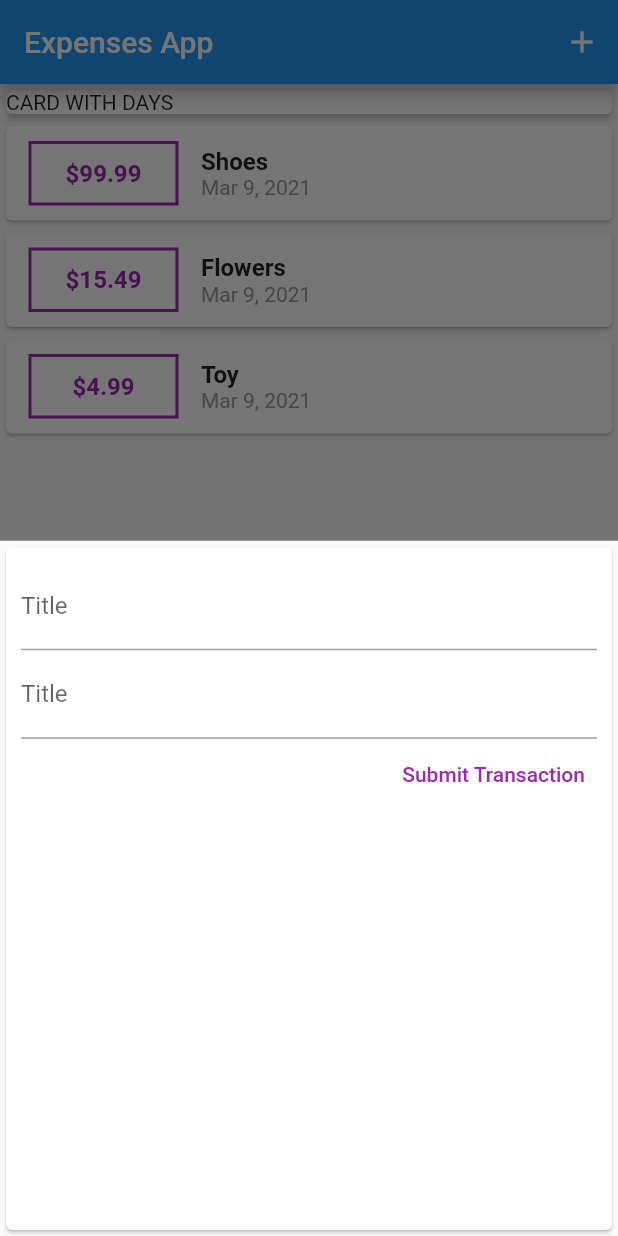
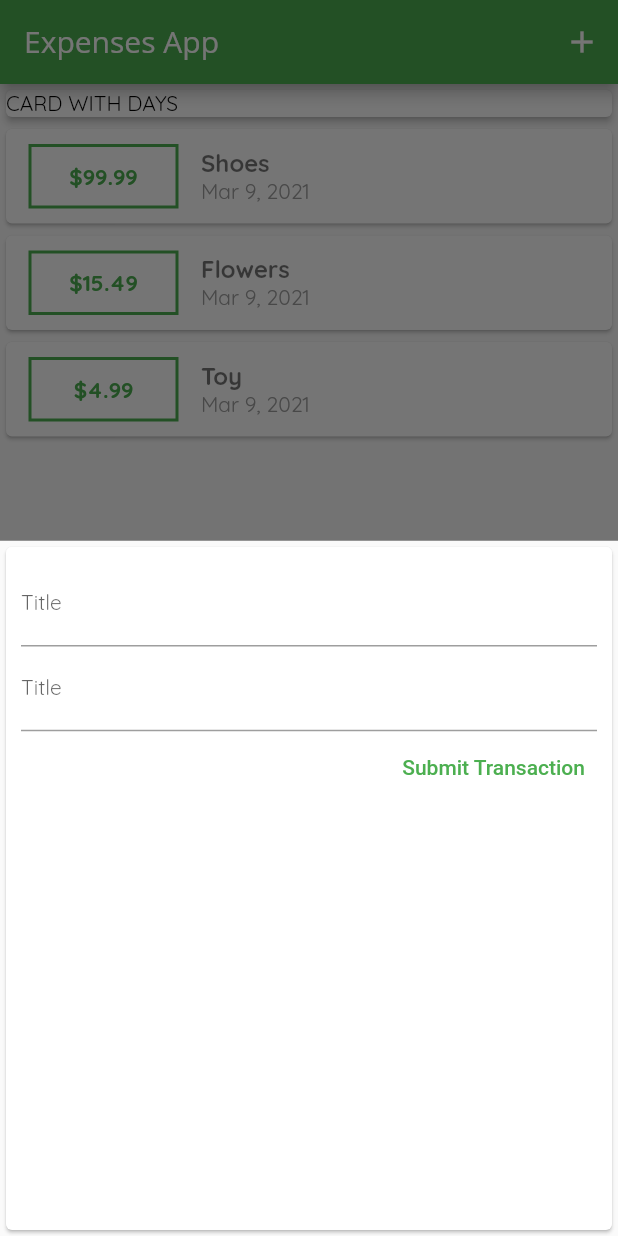
Before and after one commit to timagixe/personal_expenses, a Flutter app: the screen it shows after launch, after a tap on the "add" icon, on a phone screen of 412 x 824 dp. Run offline on Flutter 3.47's test engine with Material 2 defaults, Android fonts, the phone set to English and light mode, and no system bars.

Commit message:
Add theming; Add fonts

```diff
--- a/lib/main.dart
+++ b/lib/main.dart
@@ -11,6 +11,31 @@ class MyApp extends StatelessWidget {
   Widget build(BuildContext context) {
     return MaterialApp(
       title: 'Expenses App',
+      theme: ThemeData(
+        primarySwatch: Colors.green,
+        accentColor: Colors.lightGreen,
+        fontFamily: 'Quicksand',
+        textTheme: ThemeData.light().textTheme.copyWith(
+              subtitle1: TextStyle(
+                fontFamily: 'Quicksand',
+                fontSize: 14,
+                color: Colors.grey,
+              ),
+              headline2: TextStyle(
+                fontFamily: 'Quicksand',
+                fontWeight: FontWeight.bold,
+                fontSize: 16,
+              ),
+            ),
+        appBarTheme: AppBarTheme(
+          textTheme: ThemeData.light().textTheme.copyWith(
+                headline6: TextStyle(
+                  fontFamily: 'OpenSans',
+                  fontSize: 20,
+                ),
+              ),
+        ),
+      ),
       home: MyHomePage(),
     );
   }
@@ -82,7 +107,13 @@ class _MyHomePageState extends State<MyHomePage> {
                 width: double.infinity,
                 child: Card(
                   elevation: 2,
-                  child: Text('CARD WITH DAYS'),
+                  child: Text(
+                    'CARD WITH DAYS',
+                    style: Theme.of(context).textTheme.subtitle1.copyWith(
+                          fontSize: 14,
+                          color: Colors.black,
+                        ),
+                  ),
                 ),
               ),
               TransactionList(_userTransactions),
--- a/lib/widgets/new_transaction.dart
+++ b/lib/widgets/new_transaction.dart
@@ -46,7 +46,7 @@ class _NewTransactionState extends State<NewTransaction> {
               onPressed: submitData,
               child: Text(
                 'Submit Transaction',
-                style: TextStyle(color: Colors.purple),
+                style: TextStyle(color: Theme.of(context).primaryColor),
               ),
             )
           ],
--- a/lib/widgets/transaction_item.dart
+++ b/lib/widgets/transaction_item.dart
@@ -28,18 +28,17 @@ class TransactionItem extends StatelessWidget {
             padding: EdgeInsets.all(10),
             decoration: BoxDecoration(
               border: Border.all(
-                color: Colors.purple,
+                color: Theme.of(context).primaryColor,
                 width: 2,
               ),
             ),
             child: Text(
               '\$${amount.toStringAsFixed(2)}',
               textAlign: TextAlign.center,
-              style: TextStyle(
-                color: Colors.purple,
-                fontWeight: FontWeight.bold,
-                fontSize: 16,
-              ),
+              style: Theme.of(context).textTheme.subtitle1.copyWith(
+                  fontWeight: FontWeight.bold,
+                  fontSize: 15,
+                  color: Theme.of(context).primaryColor),
             ),
           ),
           Column(
@@ -47,15 +46,13 @@ class TransactionItem extends StatelessWidget {
             children: [
               Text(
                 title,
-                style: TextStyle(
-                  fontWeight: FontWeight.bold,
-                  fontSize: 16,
-                ),
+                style: Theme.of(context).textTheme.headline2,
               ),
-              Text(DateFormat.yMMMd().format(date),
-                  style: TextStyle(
-                    color: Colors.grey,
-                  ))
+              Text(
+                DateFormat.yMMMd().format(date),
+                // style: Theme.of(context).textTheme.headline2,
+                style: Theme.of(context).textTheme.subtitle1,
+              )
             ],
           )
         ],
```
Also changed, not shown: pubspec.yaml (+11 -6 lines), assets/fonts/OpenSans-Bold.ttf (added), assets/fonts/OpenSans-Regular.ttf (added), assets/fonts/Quicksand-Bold.ttf (added), assets/fonts/Quicksand-Regular.ttf (added).
